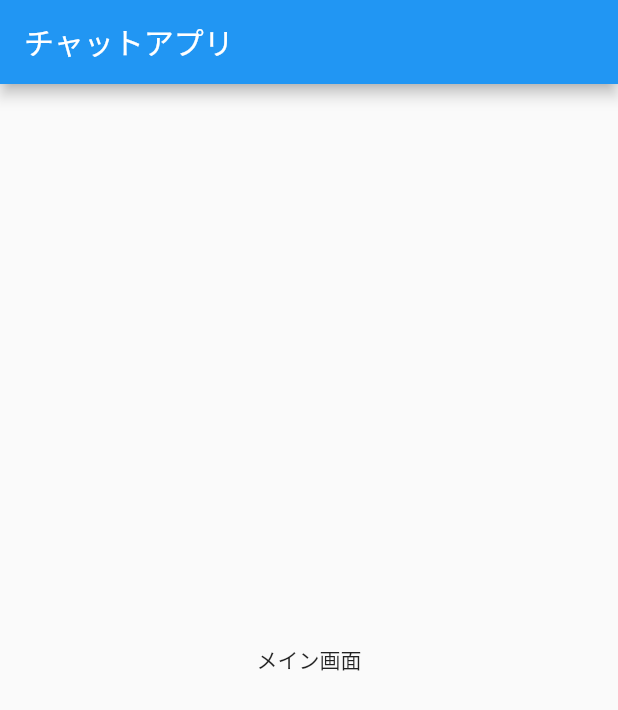
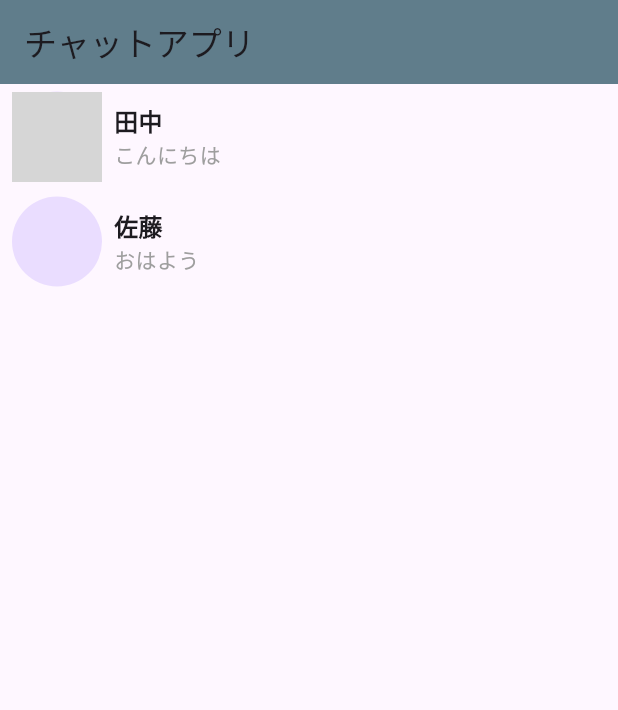
Before and after one commit to kataoka-kk/chat_sample, a Flutter app: the screen it shows after launch, on a phone screen of 412 x 824 dp. Shown: the top 710 px of the screen. Run offline on Flutter 3.47's test engine with Material 2 defaults, Android fonts, the phone set to English and light mode, and no system bars; network calls fail; grey boxes are pictures that could not be loaded.

Commit message:
toppage修正

```diff
--- a/lib/main.dart
+++ b/lib/main.dart
@@ -13,7 +13,9 @@ class MyApp extends StatelessWidget {
     return MaterialApp(
       title: 'Flutter Demo',
       theme: ThemeData(
-        primarySwatch: Colors.blue,
+        appBarTheme: const AppBarTheme(backgroundColor: Colors.blueGrey),
+        useMaterial3: true,
+        primarySwatch: Colors.blueGrey,
       ),
       home: const TopPage(),
     );
--- a/lib/pages/top_page.dart
+++ b/lib/pages/top_page.dart
@@ -17,6 +17,12 @@ class _TopPageState extends State<TopPage> {
       imagePath:
           'https://assets.st-note.com/production/uploads/images/58075596/profile_7d12166cbb91dd3ff25bbed3898bdd76.png?width=104&height=104&dpr=2&crop=1:1,smart',
       lastMessage: 'こんにちは',
+    ),
+    User(
+      name: '佐藤',
+      uid: 'abc',
+      imagePath: null,
+      lastMessage: 'おはよう',
     )
   ];
 
@@ -24,7 +30,46 @@ class _TopPageState extends State<TopPage> {
   Widget build(BuildContext context) {
     return Scaffold(
       appBar: AppBar(title: const Text('チャットアプリ')),
-      body: const Center(child: Text('メイン画面')),
+      body: ListView.builder(
+        itemCount: userList.length,
+        itemBuilder: (context, index) {
+          return SizedBox(
+            height: 70,
+            child: Row(
+              children: [
+                Padding(
+                  padding: const EdgeInsets.symmetric(horizontal: 8.0),
+                  child: CircleAvatar(
+                    radius: 30,
+                    backgroundImage: userList[index].imagePath == null
+                        ? null
+                        : NetworkImage(userList[index].imagePath!),
+                  ),
+                ),
+                Column(
+                  mainAxisAlignment: MainAxisAlignment.center,
+                  crossAxisAlignment: CrossAxisAlignment.start,
+                  children: [
+                    Text(
+                      userList[index].name,
+                      style: const TextStyle(
+                        fontSize: 16,
+                        fontWeight: FontWeight.bold,
+                      ),
+                    ),
+                    Text(
+                      userList[index].lastMessage,
+                      style: const TextStyle(
+                        color: Colors.grey,
+                      ),
+                    ),
+                  ],
+                ),
+              ],
+            ),
+          );
+        },
+      ),
     );
   }
 }
```
Also changed, not shown: lib/pages/talk_room_page.dart (added).
